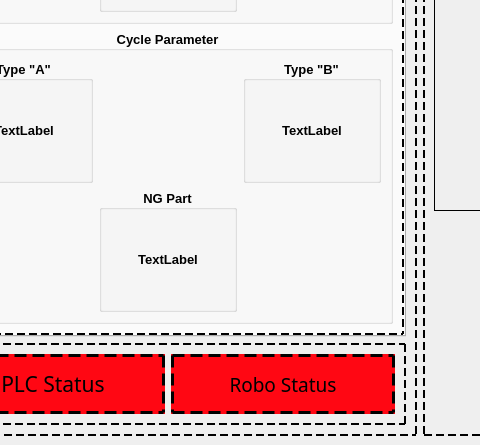
First picture: the form in UI_Files/Mainwindow.ui, repository listpplo/AtopRobo, before the edit; both pictures show x 90 to 570 and y 347 to 792 of the 800 by 792 pixel window.
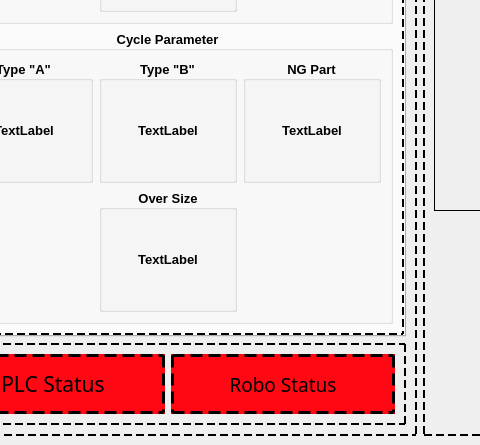
Second picture: the form after the edit. Icons and pictures are not drawn.

```diff
--- a/UI_Files/Mainwindow.ui
+++ b/UI_Files/Mainwindow.ui
@@ -211,7 +211,7 @@
               <set>Qt::AlignmentFlag::AlignCenter</set>
              </property>
              <layout class="QGridLayout" name="gridLayout">
-              <item row="1" column="1">
+              <item row="1" column="2">
                <widget class="QGroupBox" name="groupBox_7">
                 <property name="font">
                  <font>
@@ -241,7 +241,7 @@
                 </layout>
                </widget>
               </item>
-              <item row="0" column="0">
+              <item row="1" column="0">
                <widget class="QGroupBox" name="groupBox_4">
                 <property name="font">
                  <font>
@@ -271,7 +271,7 @@
                 </layout>
                </widget>
               </item>
-              <item row="0" column="2">
+              <item row="1" column="1">
                <widget class="QGroupBox" name="groupBox_5">
                 <property name="font">
                  <font>
@@ -298,6 +298,36 @@
                 </layout>
                </widget>
               </item>
+              <item row="2" column="1">
+               <widget class="QGroupBox" name="groupBox_11">
+                <property name="font">
+                 <font>
+                  <bold>true</bold>
+                 </font>
+                </property>
+                <property name="title">
+                 <string>Over Size</string>
+                </property>
+                <property name="alignment">
+                 <set>Qt::AlignmentFlag::AlignCenter</set>
+                </property>
+                <property name="flat">
+                 <bool>false</bool>
+                </property>
+                <layout class="QVBoxLayout" name="verticalLayout_6">
+                 <item>
+                  <widget class="QLabel" name="label_12">
+                   <property name="text">
+                    <string>TextLabel</string>
+                   </property>
+                   <property name="alignment">
+                    <set>Qt::AlignmentFlag::AlignCenter</set>
+                   </property>
+                  </widget>
+                 </item>
+                </layout>
+               </widget>
+              </item>
              </layout>
             </widget>
            </item>
```
